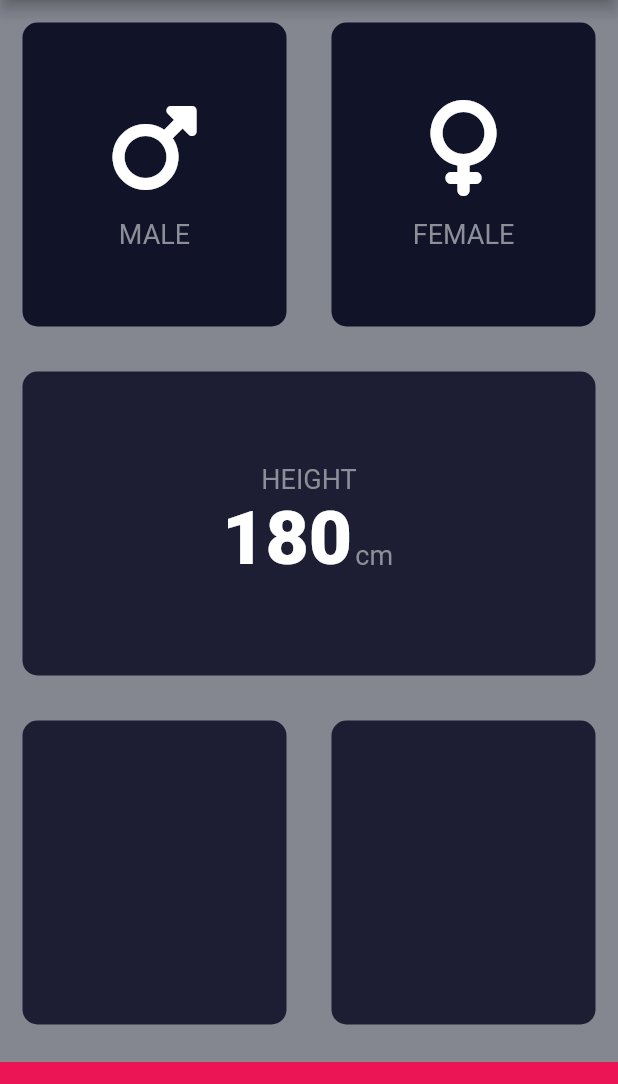
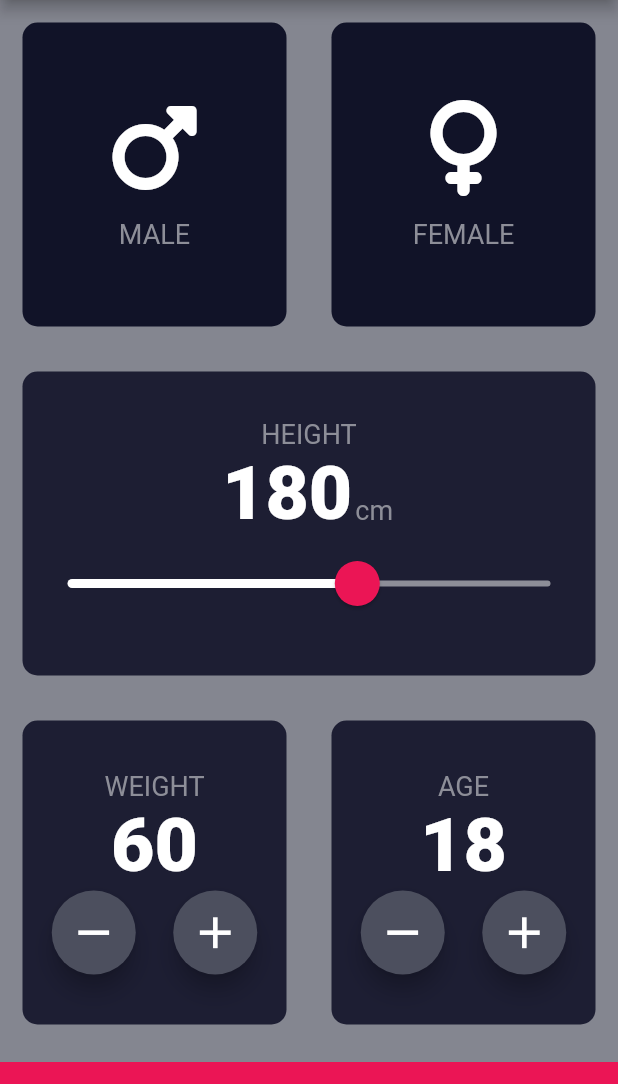
Before and after one commit to vivek11416/AndroidStudioProjects, a Flutter app: the screen it shows after launch, on a phone screen of 412 x 824 dp, the part 84-1168 px from its top. Run offline on Flutter 3.47's test engine with Material 2 defaults, Android fonts, the light colour scheme and no system bars; our stand-ins replace audioplayers, auto_size_text, font_awesome_flutter, lottie; missing offline and left inert: dart:ffi.

Commit message:
code updated

```diff
--- a/flutter/projects/bmicalc/lib/input_page.dart
+++ b/flutter/projects/bmicalc/lib/input_page.dart
@@ -18,6 +18,9 @@ class InputPage extends StatefulWidget {
 
 class _InputPageState extends State<InputPage> {
   Gender? selectedGender;
+  int height = 180;
+  int weight = 60;
+  int age = 18;
 
   @override
   Widget build(BuildContext context) {
@@ -87,8 +90,8 @@ class _InputPageState extends State<InputPage> {
                     textBaseline: TextBaseline.alphabetic,
                     // ignore: prefer_const_literals_to_create_immutables
                     children: [
-                      const Text(
-                        '180',
+                      Text(
+                        height.toString(),
                         style: kNumberStyle,
                       ),
                       const Padding(
@@ -100,6 +103,26 @@ class _InputPageState extends State<InputPage> {
                       ),
                     ],
                   ),
+                  SliderTheme(
+                    data: SliderTheme.of(context).copyWith(
+                      activeTrackColor: Colors.white,
+                      inactiveTrackColor: Color(0xFF8D8E98),
+                      thumbColor: Color(0xFFEB1555),
+                      overlayColor: Color(0X29EB1555),
+                      thumbShape: RoundSliderThumbShape(enabledThumbRadius: 15),
+                      overlayShape: RoundSliderOverlayShape(overlayRadius: 30),
+                    ),
+                    child: Slider(
+                      value: height.toDouble(),
+                      min: 120,
+                      max: 220,
+                      onChanged: (double newValue) {
+                        setState(() {
+                          height = newValue.round();
+                        });
+                      },
+                    ),
+                  ),
                 ],
               ),
             ),
@@ -110,11 +133,85 @@ class _InputPageState extends State<InputPage> {
                 Expanded(
                   child: containersCard(
                     color: kActiveCardColor,
+                    cardChild: Column(
+                      mainAxisAlignment: MainAxisAlignment.center,
+                      children: [
+                        Text(
+                          'WEIGHT',
+                          style: kLabelTextStyle,
+                        ),
+                        Text(
+                          weight.toString(),
+                          style: kNumberStyle,
+                        ),
+                        Row(
+                          mainAxisAlignment: MainAxisAlignment.center,
+                          children: [
+                            RoundIconButton(
+                              iconVal: Icons.remove,
+                              onPressed: () {
+                                setState(() {
+                                  weight--;
+                                });
+                              },
+                            ),
+                            SizedBox(
+                              width: 25,
+                            ),
+                            RoundIconButton(
+                              iconVal: Icons.add,
+                              onPressed: () {
+                                setState(() {
+                                  weight++;
+                                });
+                              },
+                            ),
+                          ],
+                        ),
+                      ],
+                    ),
                   ),
                 ),
                 Expanded(
                   child: containersCard(
                     color: kActiveCardColor,
+                    cardChild: Column(
+                      mainAxisAlignment: MainAxisAlignment.center,
+                      children: [
+                        Text(
+                          'AGE',
+                          style: kLabelTextStyle,
+                        ),
+                        Text(
+                          age.toString(),
+                          style: kNumberStyle,
+                        ),
+                        Row(
+                          mainAxisAlignment: MainAxisAlignment.center,
+                          children: [
+                            RoundIconButton(
+                              iconVal: Icons.remove,
+                              onPressed: () {
+                                setState(() {
+                                  age--;
+                                });
+                              },
+                            ),
+                            SizedBox(
+                              width: 25,
+                            ),
+                            RoundIconButton(
+                              iconVal: Icons.add,
+                              onPressed: () {
+                                setState(() {
+                                  age++;
+                                });
+                              },
+                            ),
+                          ],
+                        ),
+                      ],
+                    ),
                   ),
                 ),
               ],
@@ -131,3 +228,31 @@ class _InputPageState extends State<InputPage> {
     );
   }
 }
+
+class RoundIconButton extends StatelessWidget {
+  const RoundIconButton({
+    super.key,
+    required this.iconVal,
+    required this.onPressed,
+  });
+  final IconData iconVal;
+  final void Function()? onPressed;
+
+  @override
+  Widget build(BuildContext context) {
+    return RawMaterialButton(
+      child: Icon(
+        iconVal,
+        size: 35,
+      ),
+      onPressed: onPressed,
+      elevation: 6.0,
+      constraints: BoxConstraints.tightFor(
+        width: 56.0,
+        height: 56.0,
+      ),
+      shape: CircleBorder(),
+      fillColor: Color(0xFF4C4F5E),
+    );
+  }
+}
```
